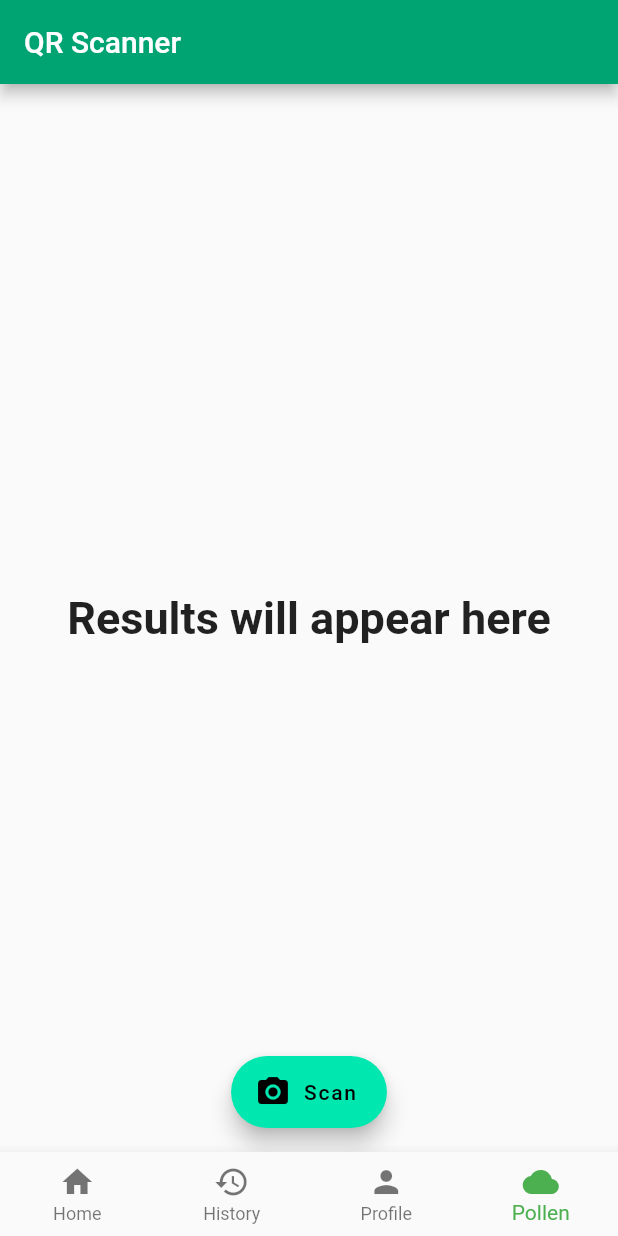
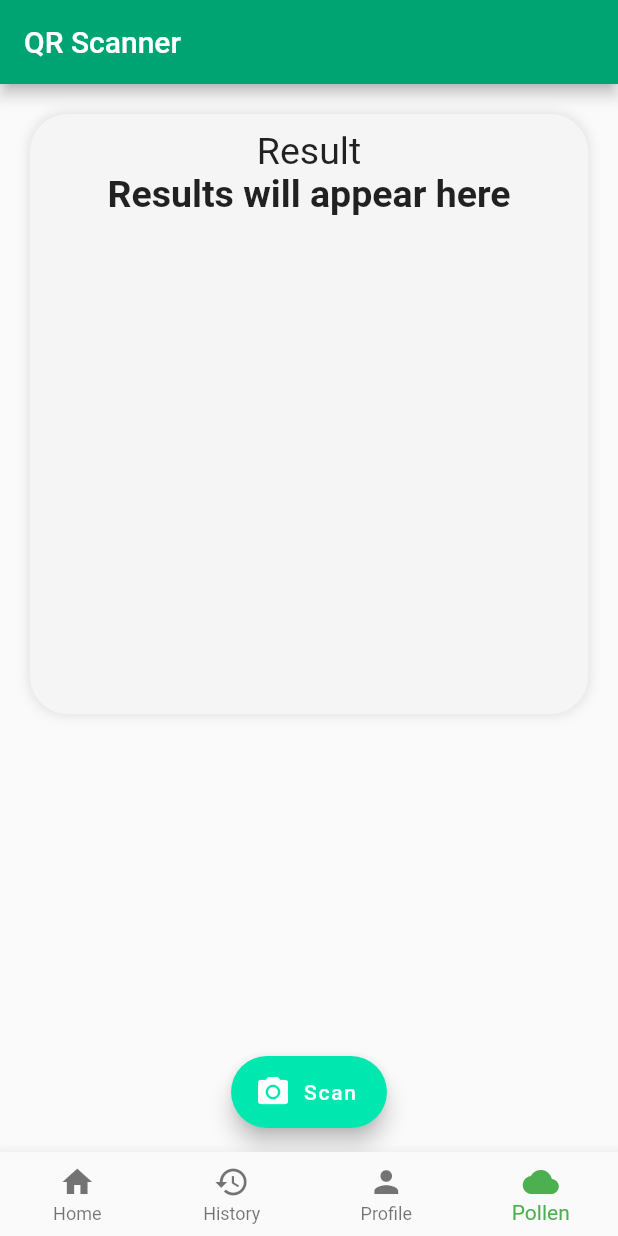
Before and after one commit to CoppellCoders/MyAllergy, a Flutter app: the screen it shows after launch, item 4 of the bottom bar chosen, on a phone screen of 412 x 824 dp. Run offline on Flutter 3.47's test engine with Material 2 defaults, Android fonts, the phone set to English and light mode, and no system bars; our stand-ins replace page_indicator, percent_indicator; missing offline and left inert: barcode_scan; network calls fail.

Commit message:
fixed styling in scan

```diff
--- a/lib/scan.dart
+++ b/lib/scan.dart
@@ -118,15 +118,22 @@ class ScanPageState extends State<ScanPage> {
       appBar: AppBar(
         title: Text("QR Scanner"),
       ),
-      body: Center(
+      body: Container( height: 400,margin: EdgeInsets.all(20),decoration: new BoxDecoration(
+          color: Colors.grey[100],
+          boxShadow: [ new BoxShadow(
+            color: Color(0xffE2E2E2),
+            blurRadius: 6,
+            spreadRadius: 1,
+          )],
+          borderRadius: new BorderRadius.circular(25.0)),child: Column(children: <Widget>[SizedBox(height: 10,),Center(child: Text("Result",style: new TextStyle(fontSize: 25.0,)),),Center(
         child: Text(
           result,
-          style: new TextStyle(fontSize: 30.0, fontWeight: FontWeight.bold),
+          style: new TextStyle(fontSize: 25.0, fontWeight: FontWeight.bold,),
         ),
-      ),
+      )],),),
       floatingActionButton: FloatingActionButton.extended(
-        icon: Icon(Icons.camera_alt),
-        label: Text("Scan"),
+        icon: Icon(Icons.camera_alt,color: Colors.white,),
+        label: Text("Scan",style: TextStyle(color: Colors.white),),
         onPressed: _scanQR,
       ),
       floatingActionButtonLocation: FloatingActionButtonLocation.centerFloat,
```
Also changed, not shown: 11 other files.
